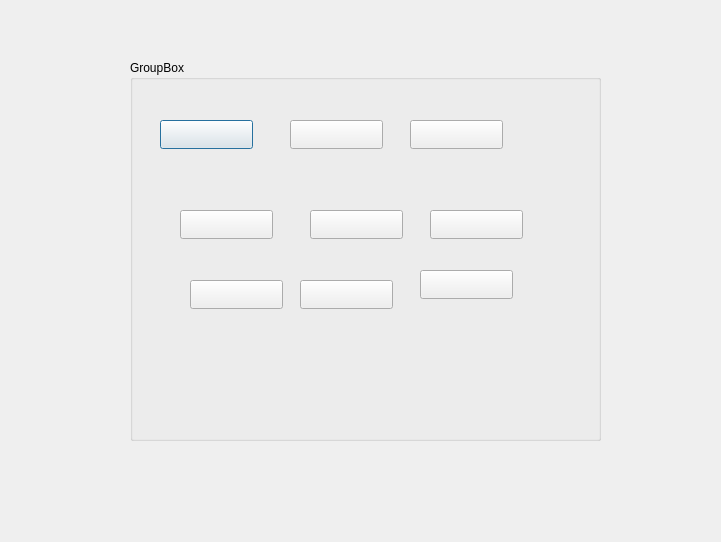
AHMED-ABDELLATIF56/Advanced-Tic-Tac-Toe, file GUI/aihard.ui: the form before one commit.
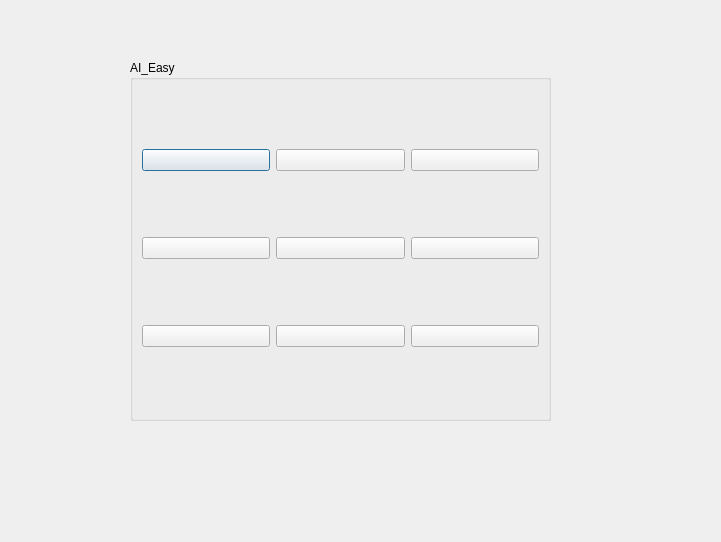
The form after the commit.

```diff
--- a/GUI/aihard.ui
+++ b/GUI/aihard.ui
@@ -18,130 +18,78 @@
     <rect>
      <x>130</x>
      <y>60</y>
-     <width>471</width>
-     <height>381</height>
+     <width>421</width>
+     <height>361</height>
     </rect>
    </property>
    <property name="title">
-    <string>GroupBox</string>
+    <string>AI_Easy</string>
    </property>
+   <layout class="QGridLayout" name="gridLayout">
+    <item row="0" column="0">
    <widget class="QPushButton" name="pushButton">
-    <property name="geometry">
-     <rect>
-      <x>30</x>
-      <y>60</y>
-      <width>93</width>
-      <height>29</height>
-     </rect>
-    </property>
     <property name="text">
      <string/>
     </property>
    </widget>
+    </item>
+    <item row="0" column="1">
    <widget class="QPushButton" name="pushButton_2">
-    <property name="geometry">
-     <rect>
-      <x>160</x>
-      <y>60</y>
-      <width>93</width>
-      <height>29</height>
-     </rect>
-    </property>
     <property name="text">
      <string/>
     </property>
    </widget>
+    </item>
+    <item row="0" column="2">
    <widget class="QPushButton" name="pushButton_3">
-    <property name="geometry">
-     <rect>
-      <x>280</x>
-      <y>60</y>
-      <width>93</width>
-      <height>29</height>
-     </rect>
-    </property>
     <property name="text">
      <string/>
     </property>
    </widget>
+    </item>
+    <item row="1" column="0">
    <widget class="QPushButton" name="pushButton_4">
-    <property name="geometry">
-     <rect>
-      <x>50</x>
-      <y>150</y>
-      <width>93</width>
-      <height>29</height>
-     </rect>
-    </property>
     <property name="text">
      <string/>
     </property>
    </widget>
+    </item>
+    <item row="1" column="1">
    <widget class="QPushButton" name="pushButton_5">
-    <property name="geometry">
-     <rect>
-      <x>180</x>
-      <y>150</y>
-      <width>93</width>
-      <height>29</height>
-     </rect>
-    </property>
     <property name="text">
      <string/>
     </property>
    </widget>
+    </item>
+    <item row="1" column="2">
    <widget class="QPushButton" name="pushButton_6">
-    <property name="geometry">
-     <rect>
-      <x>300</x>
-      <y>150</y>
-      <width>93</width>
-      <height>29</height>
-     </rect>
-    </property>
     <property name="text">
      <string/>
     </property>
    </widget>
+    </item>
+    <item row="2" column="0">
    <widget class="QPushButton" name="pushButton_7">
-    <property name="geometry">
-     <rect>
-      <x>60</x>
-      <y>220</y>
-      <width>93</width>
-      <height>29</height>
-     </rect>
-    </property>
     <property name="text">
      <string/>
     </property>
    </widget>
+    </item>
+    <item row="2" column="1">
    <widget class="QPushButton" name="pushButton_8">
-    <property name="geometry">
-     <rect>
-      <x>170</x>
-      <y>220</y>
-      <width>93</width>
-      <height>29</height>
-     </rect>
-    </property>
     <property name="text">
      <string/>
     </property>
    </widget>
+    </item>
+    <item row="2" column="2">
    <widget class="QPushButton" name="pushButton_9">
-    <property name="geometry">
-     <rect>
-      <x>290</x>
-      <y>210</y>
-      <width>93</width>
-      <height>29</height>
-     </rect>
-    </property>
     <property name="text">
      <string/>
     </property>
    </widget>
+    </item>
+   </layout>
   </widget>
  </widget>
  <resources/>
```
Lines whose indentation alone changed are shown as unchanged.
